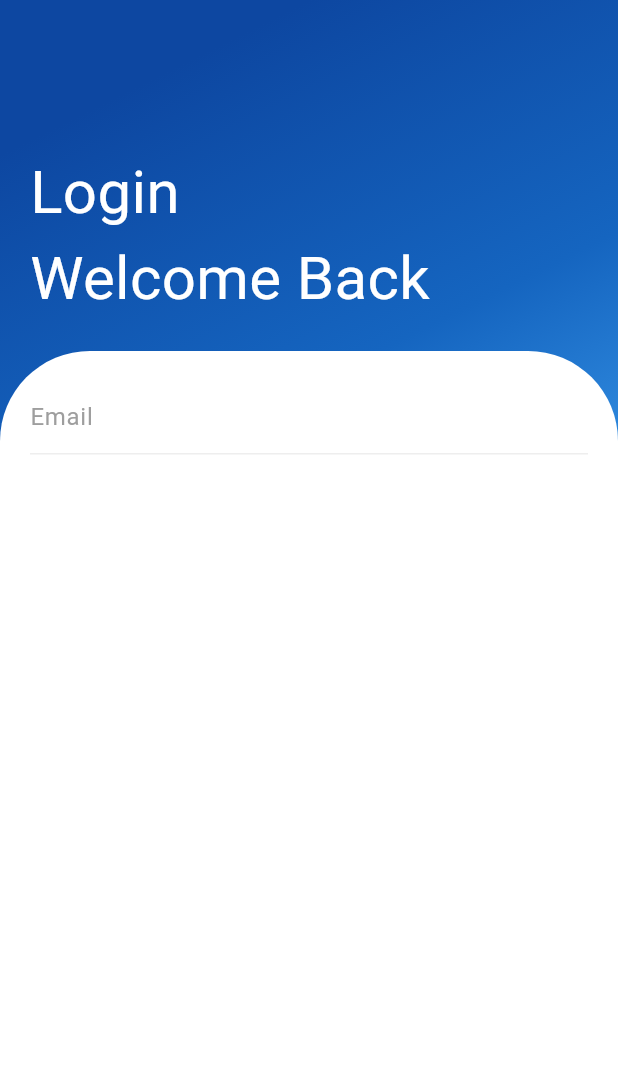
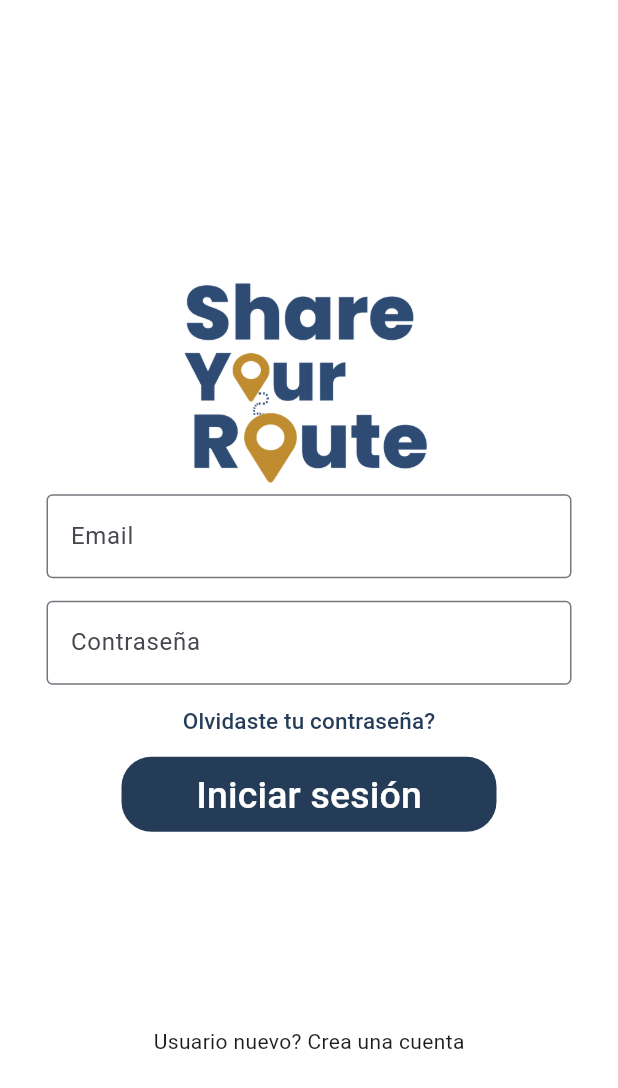
Before and after one commit to RobertoPatino1/T6_SoftEng2_Front, a Flutter app: the screen it shows after launch, on a phone screen of 412 x 824 dp. Shown: the top 1088 px of the screen. Run offline on Flutter 3.47's test engine with Material 3 defaults, Android fonts, the phone set to English and light mode, and no system bars.

Commit message:
Posible pantalla de login y home

```diff
--- a/share_your_route_front/lib/main.dart
+++ b/share_your_route_front/lib/main.dart
@@ -1,69 +1,108 @@
 // ignore_for_file: prefer_const_constructors, prefer_const_literals_to_create_immutables
 
 import 'package:flutter/material.dart';
+import 'package:share_your_route_front/home.dart';
 
 void main() => runApp(MaterialApp(
       debugShowCheckedModeBanner: false,
-      home: HomePage(),
+      home: LoginPage(),
     ));
 
-class HomePage extends StatelessWidget {
+class LoginPage extends StatefulWidget {
+  @override
+  _LoginPageState createState() => _LoginPageState();
+}
+
+class _LoginPageState extends State<LoginPage> {
   @override
   Widget build(BuildContext context) {
     return Scaffold(
-        body: Container(
-      width: double.infinity,
-      decoration: BoxDecoration(
-          gradient: LinearGradient(begin: Alignment.topCenter, colors: [
-        Colors.blue.shade900,
-        Colors.blue.shade800,
-        Colors.blue.shade400
-      ])),
+      backgroundColor: Colors.white,
+      body: Center(
+        child: SingleChildScrollView(
+          child: Padding(
+            padding: const EdgeInsets.all(16.0),
             child: Column(
-          crossAxisAlignment: CrossAxisAlignment.start,
+              mainAxisAlignment: MainAxisAlignment.center,
+              mainAxisSize: MainAxisSize.min,
               children: <Widget>[
-            SizedBox(
-              height: 80,
+                Padding(
+                  padding: const EdgeInsets.only(top: 60.0),
+                  child: Center(
+                    child: Container(
+                      width: 200,
+                      height: 150,
+                      child: Image.asset('asset/images/logo.png'),
+                    ),
+                  ),
                 ),
                 Padding(
-              padding: EdgeInsets.all(20),
-              child: Column(
-                  crossAxisAlignment: CrossAxisAlignment.start,
-                  children: <Widget>[
-                    Text(
-                      "Login",
-                      style: TextStyle(color: Colors.white, fontSize: 40),
-                    ),
-                    Text(
-                      "Welcome Back",
-                      style: TextStyle(color: Colors.white, fontSize: 40),
-                    ),
-                  ]),
-            ),
-            Expanded(
-                child: Container(
-              decoration: BoxDecoration(
-                  color: Colors.white,
-                  borderRadius: BorderRadius.only(
-                      topLeft: Radius.circular(60),
-                      topRight: Radius.circular(60))),
-              child: Padding(
-                padding: EdgeInsets.all(20),
-                child: Column(children: <Widget>[
-                  Container(
-                      decoration: BoxDecoration(
-                          border: Border(
-                              bottom: BorderSide(color: Colors.grey[200]!))),
+                  padding: EdgeInsets.symmetric(horizontal: 15),
                   child: TextField(
                     decoration: InputDecoration(
-                            hintText: "Email",
-                            hintStyle: TextStyle(color: Colors.grey),
-                            border: InputBorder.none),
-                      )),
-                ]),
+                      border: OutlineInputBorder(),
+                      labelText: 'Email',
+                      hintText: 'Email válido como: abc@gmail.com',
                     ),
-            ))
-          ]),
-    ));
+                  ),
+                ),
+                Padding(
+                  padding: const EdgeInsets.only(
+                    left: 15.0,
+                    right: 15.0,
+                    top: 15,
+                  ),
+                  child: TextField(
+                    obscureText: true,
+                    decoration: InputDecoration(
+                      border: OutlineInputBorder(),
+                      labelText: 'Contraseña',
+                      hintText: 'Ingrese una contraseña segura',
+                    ),
+                  ),
+                ),
+                TextButton(
+                  onPressed: () {
+                    //TODO FORGOT PASSWORD SCREEN GOES HERE
+                  },
+                  child: Text(
+                    'Olvidaste tu contraseña?',
+                    style: TextStyle(
+                      color: Color.fromRGBO(37, 60, 89, 1),
+                      fontSize: 15,
+                    ),
+                  ),
+                ),
+                Container(
+                  height: 50,
+                  width: 250,
+                  decoration: BoxDecoration(
+                    color: Color.fromRGBO(37, 60, 89, 1),
+                    borderRadius: BorderRadius.circular(20),
+                  ),
+                  child: TextButton(
+                    onPressed: () {
+                      Navigator.push(
+                        context,
+                        MaterialPageRoute(builder: (_) => HomePage()),
+                      );
+                    },
+                    child: Text(
+                      'Iniciar sesión',
+                      style: TextStyle(
+                        color: Colors.white,
+                        fontSize: 25,
+                      ),
+                    ),
+                  ),
+                ),
+                SizedBox(height: 130),
+                Text('Usuario nuevo? Crea una cuenta'),
+              ],
+            ),
+          ),
+        ),
+      ),
+    );
   }
 }
--- a/share_your_route_front/pubspec.yaml
+++ b/share_your_route_front/pubspec.yaml
@@ -59,9 +59,8 @@ flutter:
   uses-material-design: true
 
   # To add assets to your application, add an assets section, like this:
-  # assets:
-  #   - images/a_dot_burr.jpeg
-  #   - images/a_dot_ham.jpeg
+  assets:
+    - asset/images/
 
   # An image asset can refer to one or more resolution-specific "variants", see
   # https://flutter.dev/assets-and-images/#resolution-aware
```
Also changed, not shown: share_your_route_front/lib/home.dart (added, +142 -0 lines), share_your_route_front/asset/images/logo.png (added). Lines whose indentation alone changed are shown as unchanged.
